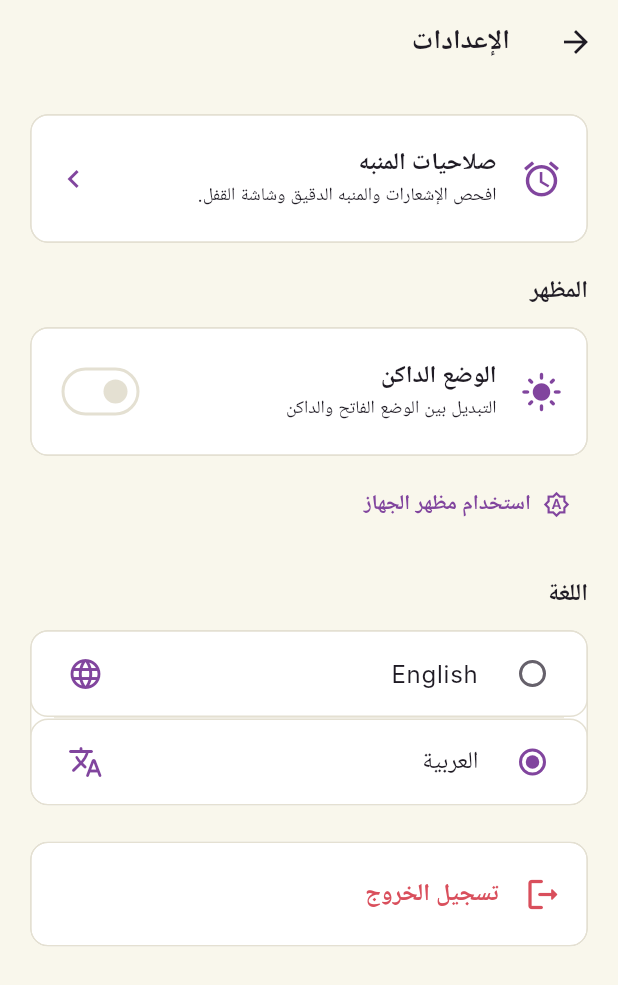
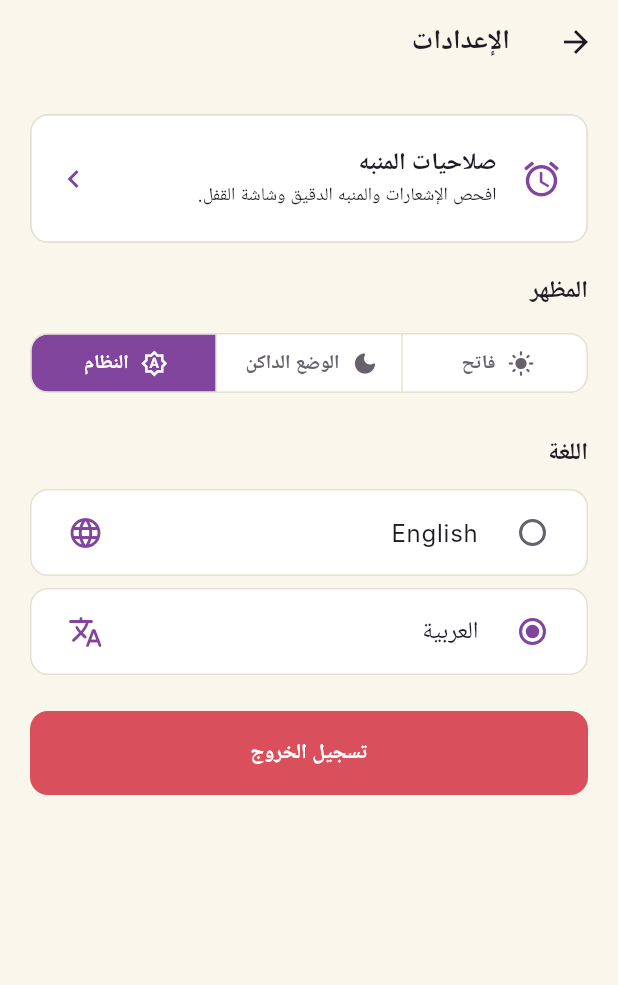
Before and after one commit to Mohamedyasser9308/CureLink, a Flutter app: the SettingsPage screen opened directly, after a tap on "العربية", on a phone screen of 412 x 824 dp. Shown: the top 985 px of the screen. Run offline on Flutter 3.47's test engine with Material 3 defaults, Android fonts, the phone set to English and light mode, and no system bars; our stand-ins replace cloud_firestore, cloud_functions, firebase_auth, firebase_core, firebase_messaging, flutter_bloc and 8 more; missing offline and left inert: workmanager; accounts and stored records are empty; Roboto replaces fonts that are missing (Inter); statements that could not run were skipped.

Commit message:
Edite theme & logout buttons

```diff
--- a/lib/features/profile/presentation/pages/settings_page.dart
+++ b/lib/features/profile/presentation/pages/settings_page.dart
@@ -26,6 +26,99 @@ class SettingsPage extends StatelessWidget {
     }
   }
 
+  Future<void> _confirmLogOut(BuildContext context) async {
+    final l10n = AppLocalizations.of(context)!;
+    final colorScheme = Theme.of(context).colorScheme;
+
+    final confirmed = await showDialog<bool>(
+      context: context,
+      barrierDismissible: false,
+      builder: (dialogContext) {
+        return AlertDialog(
+          shape: RoundedRectangleBorder(
+            borderRadius: BorderRadius.circular(20),
+          ),
+
+          icon: Container(
+            padding: const EdgeInsets.all(14),
+            decoration: BoxDecoration(
+              color: colorScheme.error.withValues(alpha: 0.1),
+              shape: BoxShape.circle,
+            ),
+            child: Icon(
+              Icons.logout_rounded,
+              size: 28,
+              color: colorScheme.error,
+            ),
+          ),
+
+          title: Text(
+            l10n.logOutConfirmTitle,
+            textAlign: TextAlign.center,
+            style: const TextStyle(fontSize: 20, fontWeight: FontWeight.bold),
+          ),
+
+          content: Text(
+            l10n.logOutConfirmMessage,
+            textAlign: TextAlign.center,
+            style: TextStyle(
+              fontSize: 14,
+              color: colorScheme.onSurfaceVariant,
+              height: 1.5,
+            ),
+          ),
+
+          actionsAlignment: MainAxisAlignment.center,
+          actionsPadding: const EdgeInsets.fromLTRB(20, 0, 20, 20),
+
+          actions: [
+            Row(
+              children: [
+                Expanded(
+                  child: OutlinedButton(
+                    onPressed: () {
+                      Navigator.of(dialogContext).pop(false);
+                    },
+                    style: OutlinedButton.styleFrom(
+                      padding: const EdgeInsets.symmetric(vertical: 12),
+                      shape: RoundedRectangleBorder(
+                        borderRadius: BorderRadius.circular(12),
+                      ),
+                    ),
+                    child: Text(l10n.cancel),
+                  ),
+                ),
+
+                const SizedBox(width: 12),
+
+                Expanded(
+                  child: FilledButton(
+                    onPressed: () {
+                      Navigator.of(dialogContext).pop(true);
+                    },
+                    style: FilledButton.styleFrom(
+                      backgroundColor: colorScheme.error,
+                      foregroundColor: colorScheme.onError,
+                      padding: const EdgeInsets.symmetric(vertical: 12),
+                      shape: RoundedRectangleBorder(
+                        borderRadius: BorderRadius.circular(12),
+                      ),
+                    ),
+                    child: Text(l10n.logOut),
+                  ),
+                ),
+              ],
+            ),
+          ],
+        );
+      },
+    );
+
+    if (confirmed == true && context.mounted) {
+      await _logOut(context);
+    }
+  }
+
   @override
   Widget build(BuildContext context) {
     final l10n = AppLocalizations.of(context)!;
@@ -44,18 +137,28 @@ class SettingsPage extends StatelessWidget {
               Card(
                 clipBehavior: Clip.antiAlias,
                 child: ListTile(
-                  contentPadding: const EdgeInsets.symmetric(horizontal: 16, vertical: 6),
+                  contentPadding: const EdgeInsets.symmetric(
+                    horizontal: 16,
+                    vertical: 6,
+                  ),
                   leading: Icon(Icons.alarm, color: colors.primary, size: 28),
-                  title: Text(settings.locale.languageCode == 'ar'
-                      ? 'صلاحيات المنبه' : 'Alarm permissions',
-                      style: theme.textTheme.titleMedium),
-                  subtitle: Text(settings.locale.languageCode == 'ar'
+                  title: Text(
+                    settings.locale.languageCode == 'ar'
+                        ? 'صلاحيات المنبه'
+                        : 'Alarm permissions',
+                    style: theme.textTheme.titleMedium,
+                  ),
+                  subtitle: Text(
+                    settings.locale.languageCode == 'ar'
                         ? 'افحص الإشعارات والمنبه الدقيق وشاشة القفل.'
-                      : 'Check notifications, exact alarms, and lock-screen access.'),
+                        : 'Check notifications, exact alarms, and lock-screen access.',
+                  ),
                   trailing: const Icon(Icons.chevron_right),
-                  onTap: () => Navigator.of(context).push(MaterialPageRoute(
+                  onTap: () => Navigator.of(context).push(
+                    MaterialPageRoute(
                       builder: (_) => const AlarmPermissionsPage(),
-                  )),
+                    ),
+                  ),
                 ),
               ),
               const SizedBox(height: 20),
@@ -68,48 +171,29 @@ class SettingsPage extends StatelessWidget {
               const SizedBox(height: 12),
 
               // Dark Mode
-              Card(
-                clipBehavior: Clip.antiAlias,
-                child: ListTile(
-                  contentPadding: const EdgeInsets.symmetric(
-                    horizontal: 16,
-                    vertical: 6,
+              SizedBox(
+                width: double.infinity,
+                child: SegmentedButton<ThemeMode>(
+                  showSelectedIcon: false,
+                  segments: [
+                    ButtonSegment(
+                      value: ThemeMode.light,
+                      icon: const Icon(Icons.light_mode_rounded),
+                      label: Text(l10n.lightMode),
                     ),
-                  leading: Icon(
-                    settings.isDarkMode
-                        ? Icons.dark_mode_rounded
-                        : Icons.light_mode_rounded,
-                    color: colors.primary,
-                    size: 28,
+                    ButtonSegment(
+                      value: ThemeMode.dark,
+                      icon: const Icon(Icons.dark_mode_rounded),
+                      label: Text(l10n.darkMode),
                     ),
-                  title: Text(
-                    l10n.darkMode,
-                    style: theme.textTheme.titleMedium,
+                    ButtonSegment(
+                      value: ThemeMode.system,
+                      icon: const Icon(Icons.brightness_auto_outlined),
+                      label: Text(l10n.systemMode),
                     ),
-                  subtitle: Text(
-                    l10n.darkModeSubtitle,
-                    style: theme.textTheme.bodySmall,
-                  ),
-                  trailing: Switch.adaptive(
-                    value: settings.isDarkMode,
-                    onChanged: (value) {
-                      cubit.toggleDarkMode(value);
-                    },
-                  ),
-                  onTap: () {
-                    cubit.toggleDarkMode(!settings.isDarkMode);
-                  },
-                ),
-              ),
-
-              const SizedBox(height: 8),
-
-              Align(
-                alignment: AlignmentDirectional.centerStart,
-                child: TextButton.icon(
-                  onPressed: cubit.useSystemTheme,
-                  icon: const Icon(Icons.brightness_auto_outlined),
-                  label: Text(l10n.useSystemTheme),
+                  ],
+                  selected: {settings.themeMode},
+                  onSelectionChanged: (s) => cubit.setThemeMode(s.first),
                 ),
               ),
 
@@ -129,8 +213,6 @@ class SettingsPage extends StatelessWidget {
                 onChanged: (value) {
                   if (value != null) cubit.setLanguage(value);
                 },
-                child: Card(
-                  clipBehavior: Clip.antiAlias,
                 child: Column(
                   children: [
                     RadioListTile<String>(
@@ -144,12 +226,7 @@ class SettingsPage extends StatelessWidget {
                         style: theme.textTheme.bodyLarge,
                       ),
                     ),
-                      Divider(
-                        height: 1,
-                        indent: 16,
-                        endIndent: 16,
-                        color: colors.outlineVariant,
-                      ),
+                    SizedBox(height: 8),
                     RadioListTile<String>(
                       value: 'ar',
                       secondary: Icon(
@@ -164,31 +241,16 @@ class SettingsPage extends StatelessWidget {
                   ],
                 ),
               ),
-              ),
 
               const SizedBox(height: 24),
 
-              Card(
-                clipBehavior: Clip.antiAlias,
-                child: ListTile(
-                  contentPadding: const EdgeInsets.symmetric(
-                    horizontal: 16,
-                    vertical: 6,
+              FilledButton(
+                style: FilledButton.styleFrom(
+                  backgroundColor: colors.error,
+                  foregroundColor: colors.onError,
                 ),
-                  leading: Icon(
-                    Icons.logout_rounded,
-                    color: colors.error,
-                    size: 26,
-                  ),
-                  title: Text(
-                    l10n.logOut,
-                    style: theme.textTheme.titleMedium?.copyWith(
-                      color: colors.error,
-                      fontWeight: FontWeight.w600,
-                    ),
-                  ),
-                  onTap: () => _logOut(context),
-                ),
+                onPressed: () => _confirmLogOut(context),
+                child: Text(l10n.logOut),
               ),
             ],
           );
--- a/lib/l10n/app_ar.arb
+++ b/lib/l10n/app_ar.arb
@@ -93,6 +93,10 @@
   "@createAccountSubtitle": {
     "description": "Localized Create account subtitle text displayed in the interface."
   },
+  "lightMode": "فاتح",
+"systemMode": "النظام",
+"logOutConfirmTitle": "تسجيل الخروج؟",
+"logOutConfirmMessage": "هل أنت متأكد أنك تريد تسجيل الخروج؟",
   "enterYourName": "أدخل اسمك",
   "@enterYourName": {
     "description": "Localized Enter your name text displayed in the interface."
--- a/lib/l10n/app_en.arb
+++ b/lib/l10n/app_en.arb
@@ -863,6 +863,10 @@
   "@todaysMedications": {
     "description": "Localized Todays medications text displayed in the interface."
   },
+  "lightMode": "Light",
+"systemMode": "System",
+"logOutConfirmTitle": "Log out?",
+"logOutConfirmMessage": "Are you sure you want to log out ?",
   "adherence": "Adherence",
   "@adherence": {
     "description": "Localized Adherence text displayed in the interface."
--- a/lib/l10n/app_localizations.dart
+++ b/lib/l10n/app_localizations.dart
@@ -1322,6 +1322,30 @@ abstract class AppLocalizations {
   /// **'Today\'s medications'**
   String get todaysMedications;
 
+  /// No description provided for @lightMode.
+  ///
+  /// In en, this message translates to:
+  /// **'Light'**
+  String get lightMode;
+
+  /// No description provided for @systemMode.
+  ///
+  /// In en, this message translates to:
+  /// **'System'**
+  String get systemMode;
+
+  /// No description provided for @logOutConfirmTitle.
+  ///
+  /// In en, this message translates to:
+  /// **'Log out?'**
+  String get logOutConfirmTitle;
+
+  /// No description provided for @logOutConfirmMessage.
+  ///
+  /// In en, this message translates to:
+  /// **'Are you sure you want to log out ?'**
+  String get logOutConfirmMessage;
+
   /// Localized Adherence text displayed in the interface.
   ///
   /// In en, this message translates to:
--- a/lib/l10n/app_localizations_ar.dart
+++ b/lib/l10n/app_localizations_ar.dart
@@ -664,6 +664,18 @@ class AppLocalizationsAr extends AppLocalizations {
   String get todaysMedications => 'أدوية اليوم';
 
   @override
+  String get lightMode => 'فاتح';
+
+  @override
+  String get systemMode => 'النظام';
+
+  @override
+  String get logOutConfirmTitle => 'تسجيل الخروج؟';
+
+  @override
+  String get logOutConfirmMessage => 'هل أنت متأكد أنك تريد تسجيل الخروج؟';
+
+  @override
   String get adherence => 'الالتزام';
 
   @override
```
Also changed, not shown: lib/core/settings/settings_cubit.dart (+11 -0 lines), lib/l10n/app_localizations_en.dart (+12 -0 lines). Lines whose indentation alone changed are shown as unchanged.
